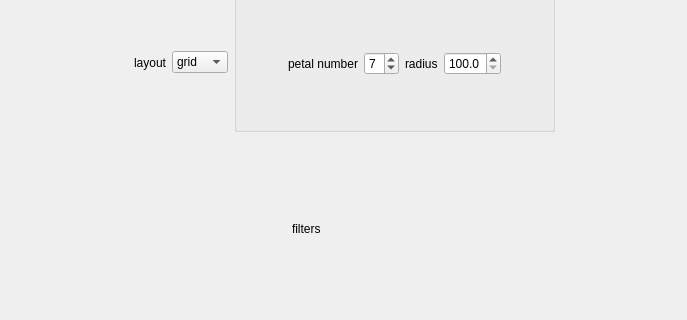
This is ui/MainWindow.ui in czimbortibor/Large-annotated-image-collection-management as Qt 5 draws it before an edit; both pictures show x 0 to 687 and y 195 to 515 of the 687 by 515 pixel window. The edited form follows.
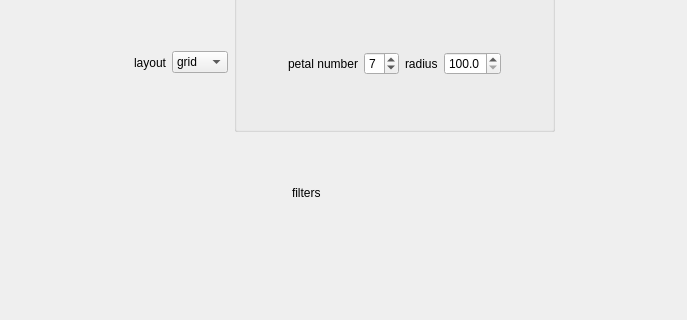
This is the edited form. Icons and pictures are not drawn.

Commit message: image converter class added

```diff
--- a/ui/MainWindow.ui
+++ b/ui/MainWindow.ui
@@ -351,7 +351,9 @@
       <property name="frameShadow">
        <enum>QFrame::Sunken</enum>
       </property>
-      <layout class="QHBoxLayout" name="horizontalLayout_3">
+      <layout class="QVBoxLayout" name="verticalLayout_5">
+       <item>
+        <layout class="QHBoxLayout" name="horizontalLayout_6">
        <item>
         <spacer name="horizontalSpacer_4">
          <property name="orientation">
@@ -411,7 +413,7 @@
         </widget>
        </item>
        <item>
-        <widget class="QWidget" name="widget_filters" native="true">
+          <widget class="QWidget" name="widget_createFilters" native="true">
          <property name="sizePolicy">
           <sizepolicy hsizetype="Preferred" vsizetype="Preferred">
            <horstretch>0</horstretch>
@@ -440,6 +442,31 @@
           </size>
          </property>
         </spacer>
+         </item>
+        </layout>
+       </item>
+       <item>
+        <widget class="QWidget" name="widget_filters" native="true">
+         <layout class="QHBoxLayout" name="horizontalLayout_7">
+          <item>
+           <layout class="QHBoxLayout" name="horizontalLayout_3">
+            <item>
+             <spacer name="horizontalSpacer_7">
+              <property name="orientation">
+               <enum>Qt::Horizontal</enum>
+              </property>
+              <property name="sizeHint" stdset="0">
+               <size>
+                <width>40</width>
+                <height>20</height>
+               </size>
+              </property>
+             </spacer>
+            </item>
+           </layout>
+          </item>
+         </layout>
+        </widget>
        </item>
       </layout>
      </widget>
```
Lines whose indentation alone changed are shown as unchanged. The commit also changes 9 other files.
